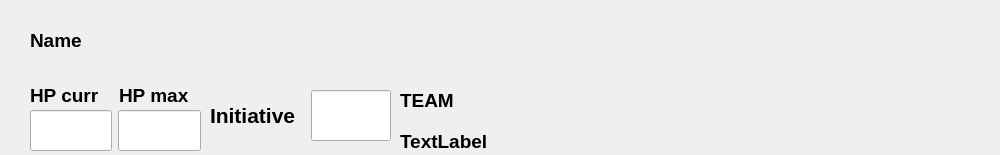
Above: src/CombatantWidget/combatantwidget.ui from lazaropo/2EManager before the change. Below: the same form after it.
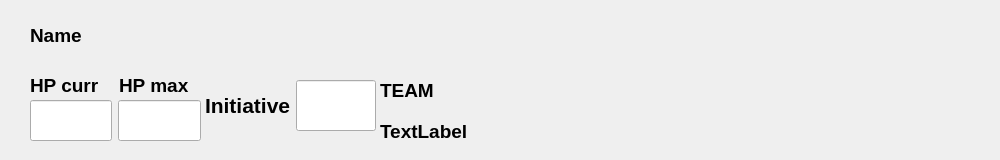
That is the form after the change.

```diff
--- a/src/CombatantWidget/combatantwidget.ui
+++ b/src/CombatantWidget/combatantwidget.ui
@@ -7,7 +7,7 @@
     <x>0</x>
     <y>0</y>
     <width>1000</width>
-    <height>155</height>
+    <height>160</height>
    </rect>
   </property>
   <property name="sizePolicy">
@@ -37,7 +37,7 @@
      <x>30</x>
      <y>0</y>
      <width>451</width>
-     <height>81</height>
+     <height>71</height>
     </rect>
    </property>
    <property name="font">
@@ -57,7 +57,7 @@
    <property name="geometry">
     <rect>
      <x>30</x>
-     <y>110</y>
+     <y>100</y>
      <width>171</width>
      <height>41</height>
     </rect>
@@ -89,7 +89,7 @@
    <property name="geometry">
     <rect>
      <x>30</x>
-     <y>80</y>
+     <y>70</y>
      <width>171</width>
      <height>31</height>
     </rect>
@@ -126,8 +126,8 @@
   <widget class="QWidget" name="layoutWidget">
    <property name="geometry">
     <rect>
-     <x>400</x>
-     <y>80</y>
+     <x>380</x>
+     <y>70</y>
      <width>91</width>
      <height>81</height>
     </rect>
@@ -167,17 +167,20 @@
   <widget class="QWidget" name="layoutWidget">
    <property name="geometry">
     <rect>
-     <x>210</x>
-     <y>90</y>
+     <x>200</x>
+     <y>80</y>
      <width>181</width>
      <height>51</height>
     </rect>
    </property>
    <layout class="QHBoxLayout" name="horizontalLayout_3">
+    <property name="spacing">
+     <number>0</number>
+    </property>
     <item>
      <widget class="QLabel" name="label">
       <property name="sizePolicy">
-       <sizepolicy hsizetype="Expanding" vsizetype="Expanding">
+       <sizepolicy hsizetype="Fixed" vsizetype="Expanding">
         <horstretch>0</horstretch>
         <verstretch>0</verstretch>
        </sizepolicy>
@@ -199,7 +202,7 @@
     <item>
      <widget class="QLineEdit" name="lineEdit_initiative">
       <property name="sizePolicy">
-       <sizepolicy hsizetype="Preferred" vsizetype="MinimumExpanding">
+       <sizepolicy hsizetype="Fixed" vsizetype="MinimumExpanding">
         <horstretch>0</horstretch>
         <verstretch>0</verstretch>
        </sizepolicy>
@@ -210,6 +213,11 @@
         <height>80</height>
        </size>
       </property>
+      <property name="font">
+       <font>
+        <pointsize>12</pointsize>
+       </font>
+      </property>
      </widget>
     </item>
    </layout>
```
